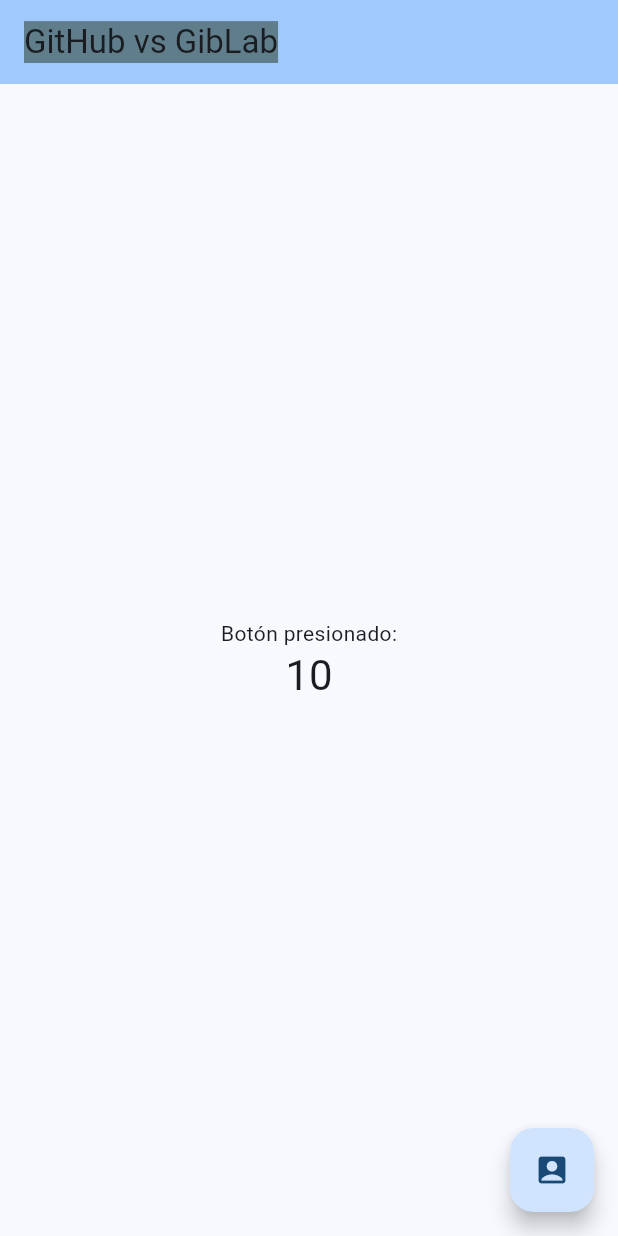
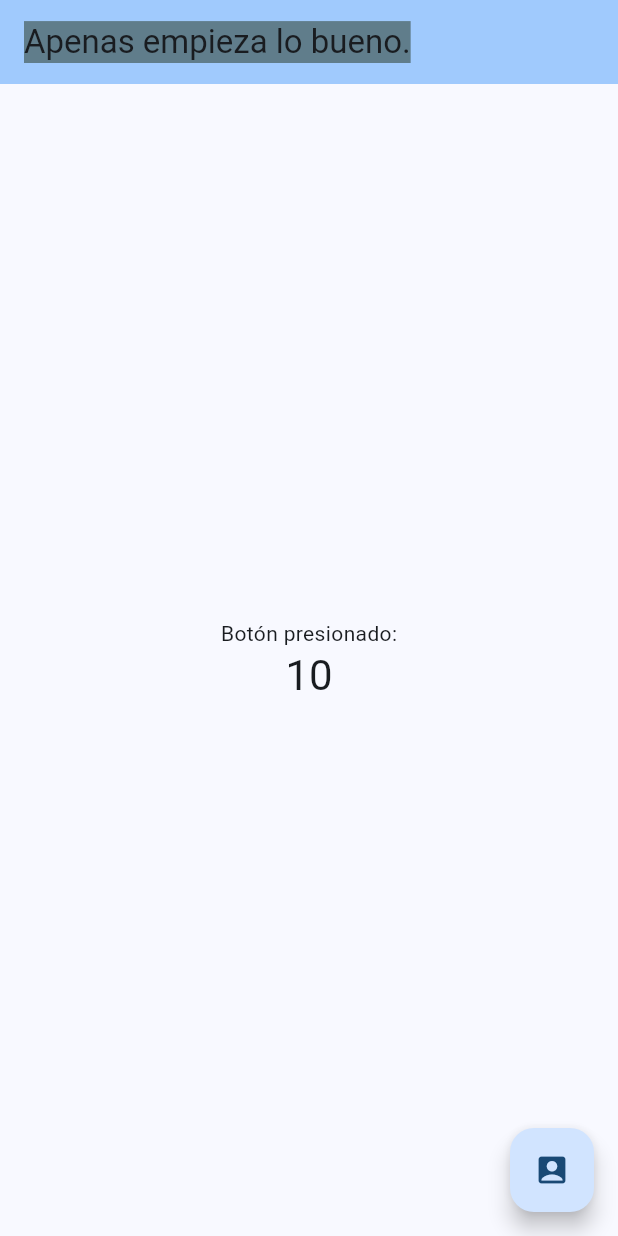
Before and after one commit to mida111/AppCursoGit, a Flutter app: the screen it shows after launch, on a phone screen of 412 x 824 dp. Run offline on Flutter 3.47's test engine with Material 3 defaults, Android fonts, the phone set to English and light mode, and no system bars.

Commit message:
Comenzando con lo bueno de Gity GitHub

```diff
--- a/lib/main.dart
+++ b/lib/main.dart
@@ -16,7 +16,7 @@ class MyApp extends StatelessWidget {
       theme: ThemeData(
         colorScheme: ColorScheme.fromSeed(seedColor: Colors.blue),
       ),
-      home: const MyHomePage(title: 'GitHub vs GibLab'),
+      home: const MyHomePage(title: 'Apenas empieza lo bueno.'),
     );
   }
 }
```
